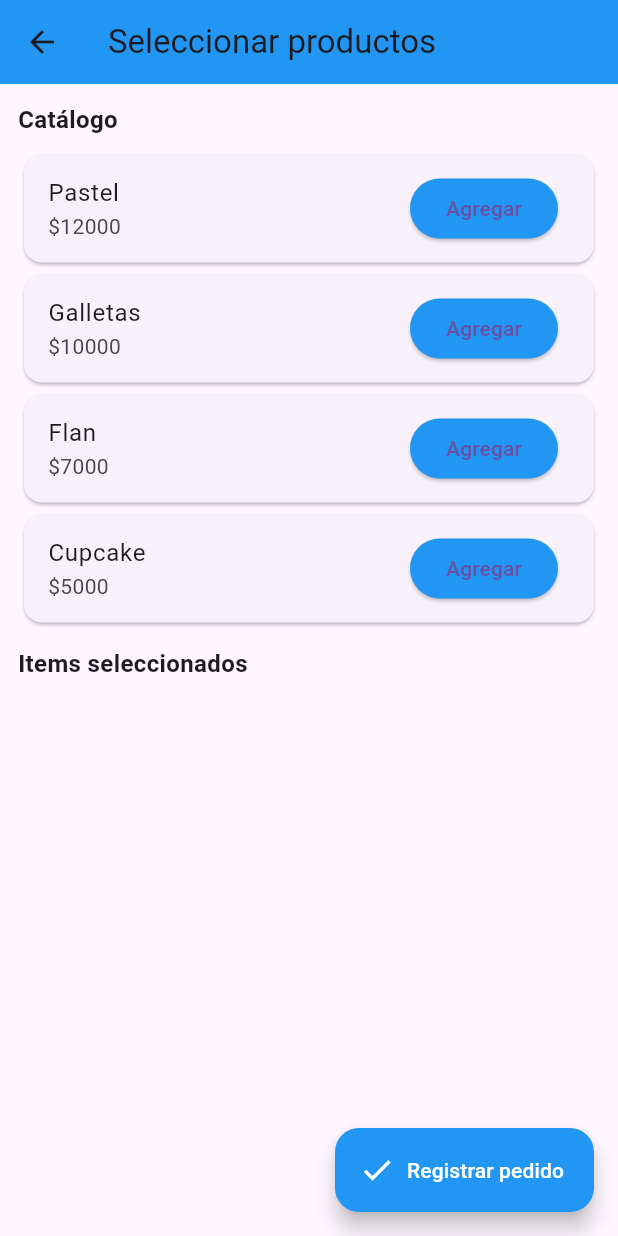
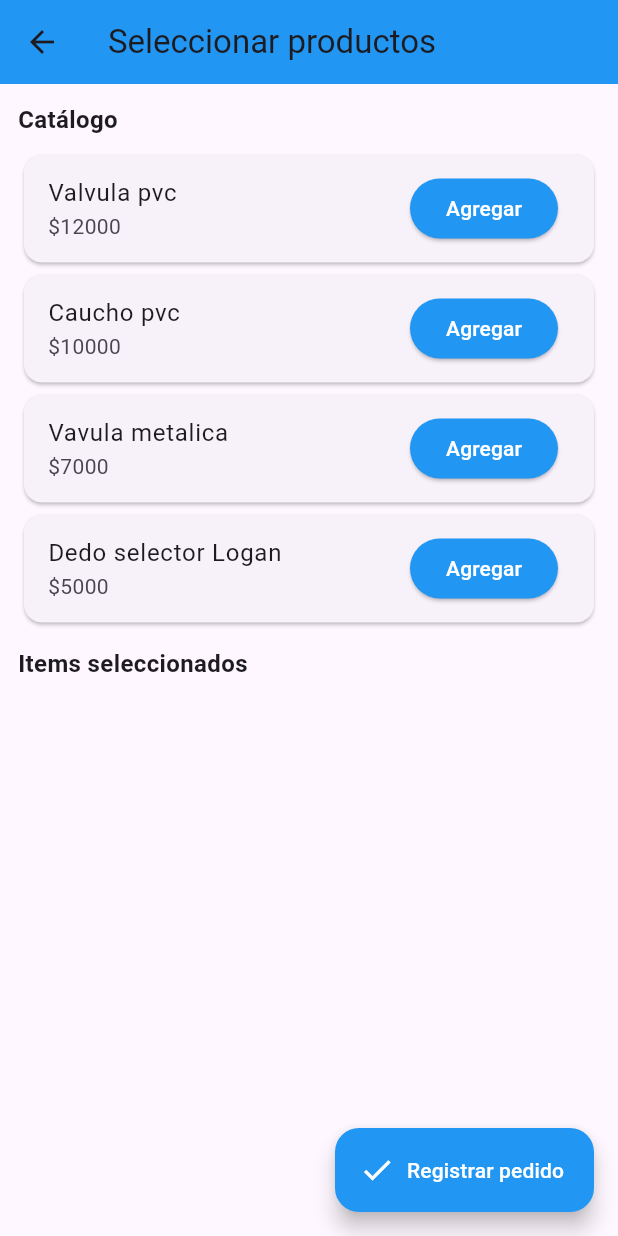
Before and after one commit to cristianquinto/Proyecto-Movil, a Flutter app: the SeleccionarProductosPage screen opened directly, on a phone screen of 412 x 824 dp. Run offline on Flutter 3.47's test engine with Material 3 defaults, Android fonts, the phone set to English and light mode, and no system bars; our stand-ins replace pdf, printing; network calls fail.

Commit message:
actualizacion_pedido

```diff
--- a/lib/pedidos/seleccionar_productos_page.dart
+++ b/lib/pedidos/seleccionar_productos_page.dart
@@ -12,10 +12,10 @@ class SeleccionarProductosPage extends StatefulWidget {
 class _SeleccionarProductosPageState extends State<SeleccionarProductosPage> {
   // catálogo base (puedes reemplazar por fetch desde API)
   final List<PedidoItem> catalogo = [
-    PedidoItem(nombre: 'Pastel', precio: 12000.0),
-    PedidoItem(nombre: 'Galletas', precio: 10000.0),
-    PedidoItem(nombre: 'Flan', precio: 7000.0),
-    PedidoItem(nombre: 'Cupcake', precio: 5000.0),
+    PedidoItem(nombre: 'Valvula pvc', precio: 12000.0),
+    PedidoItem(nombre: 'Caucho pvc', precio: 10000.0),
+    PedidoItem(nombre: 'Vavula metalica', precio: 7000.0),
+    PedidoItem(nombre: 'Dedo selector Logan', precio: 5000.0),
   ];
 
   final List<PedidoItem> seleccionados = [];
@@ -69,7 +69,7 @@ class _SeleccionarProductosPageState extends State<SeleccionarProductosPage> {
                       trailing: ElevatedButton(
                         style: ElevatedButton.styleFrom(backgroundColor: Colors.blue),
                         onPressed: () => _addOrIncrease(p),
-                        child: const Text('Agregar'),
+                        child: const Text('Agregar', style: TextStyle(color: Colors.white)),
                       ),
                     ),
                   );
```
